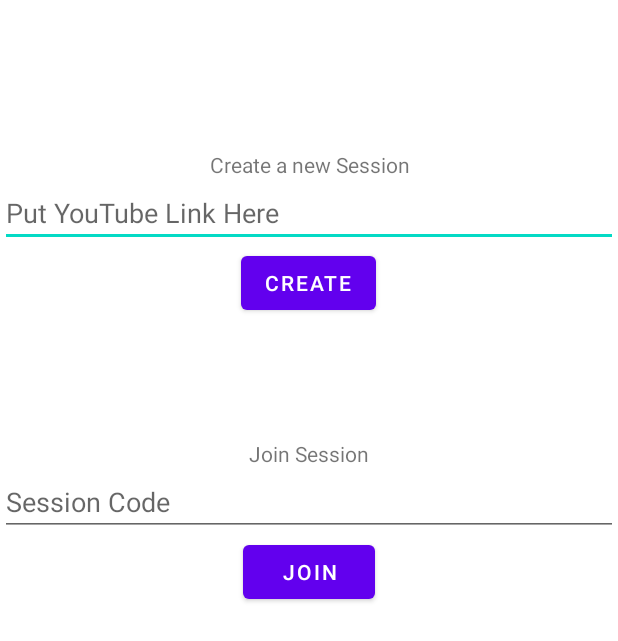
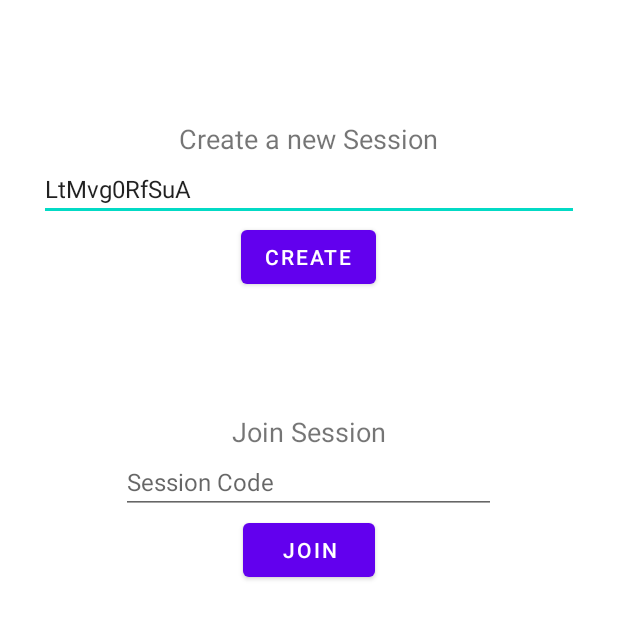
Before and after one commit to Acidrai0/SyncTube, an Android app: the layout activity_connection.xml on its own in the app's theme, with its tools: preview values and no code run, on a phone screen of 412 x 824 dp. Shown: the top 641 px of the screen. Run offline under Robolectric (Android 15) with nearby library versions, the phone set to English and light mode, and no system bars.

Commit message:
Join/New Session Functionality Working

```diff
--- a/app/src/main/res/layout/activity_connection.xml
+++ b/app/src/main/res/layout/activity_connection.xml
@@ -9,7 +9,7 @@
 
     <Space
         android:layout_width="match_parent"
-        android:layout_height="100dp"
+        android:layout_height="80dp"
         />
 
     <LinearLayout
@@ -21,19 +21,23 @@
         <TextView
             android:layout_width="wrap_content"
             android:layout_height="wrap_content"
+            android:gravity="center"
             android:text="Create a new Session"
-            android:gravity="center"/>
+            android:textSize="18sp" />
 
         <EditText
-            android:layout_width="match_parent"
+            android:id="@+id/youtube_link_Ed"
+            android:layout_width="360dp"
             android:layout_height="wrap_content"
             android:hint="Put YouTube Link Here"
-            />
+            android:text="LtMvg0RfSuA"
+            android:textSize="16sp" />
 
         <Button
             android:layout_width="wrap_content"
             android:layout_height="wrap_content"
             android:text="Create"
+            android:onClick="createSession"
             android:gravity="center"/>
 
     </LinearLayout>
@@ -53,18 +57,22 @@
         <TextView
             android:layout_width="wrap_content"
             android:layout_height="wrap_content"
+            android:gravity="center"
             android:text="Join Session"
-            android:gravity="center"/>
+            android:textSize="18sp" />
 
         <EditText
-            android:layout_width="match_parent"
-        android:layout_height="wrap_content"
-            android:hint="Session Code"/>
+            android:id="@+id/session_code_Ed"
+            android:layout_width="250dp"
+            android:layout_height="wrap_content"
+            android:hint="Session Code"
+            android:textSize="16sp" />
 
         <Button
             android:layout_width="wrap_content"
             android:layout_height="wrap_content"
             android:text="Join"
+            android:onClick="joinSession"
             android:gravity="center"/>
     </LinearLayout>
 
```
Also changed, not shown: app/src/main/AndroidManifest.xml (+5 -4 lines), app/src/main/java/com/example/myapplication/ConnectionActivity.kt (+47 -0 lines), app/src/main/java/com/example/myapplication/MainActivity.kt (+37 -15 lines), core/src/main/java/com/pierfrancescosoffritti/androidyoutubeplayer/core/ui/DefaultPlayerUiController.kt (+5 -4 lines).
